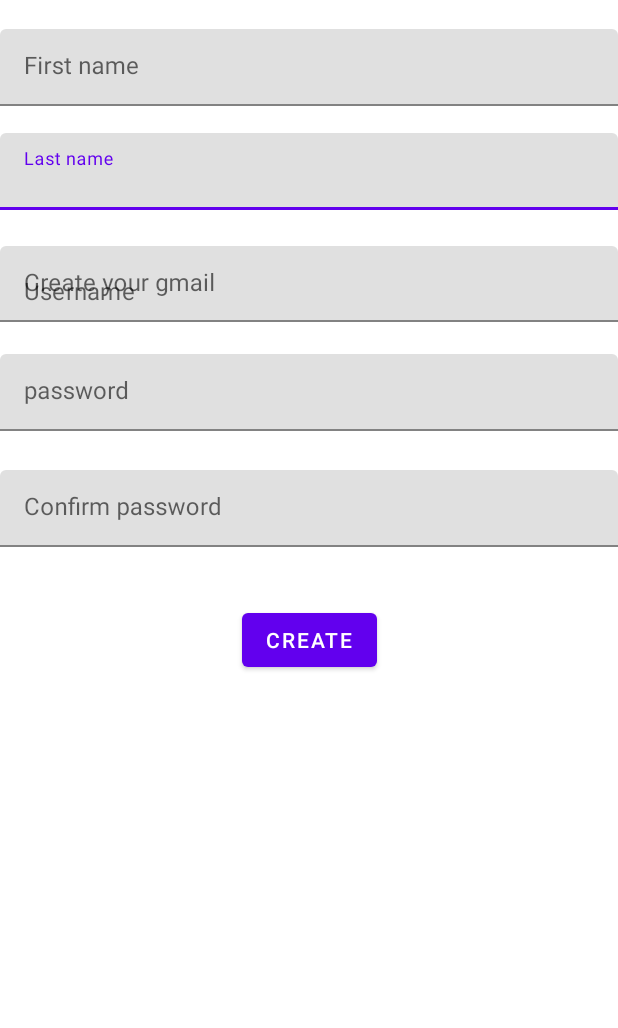
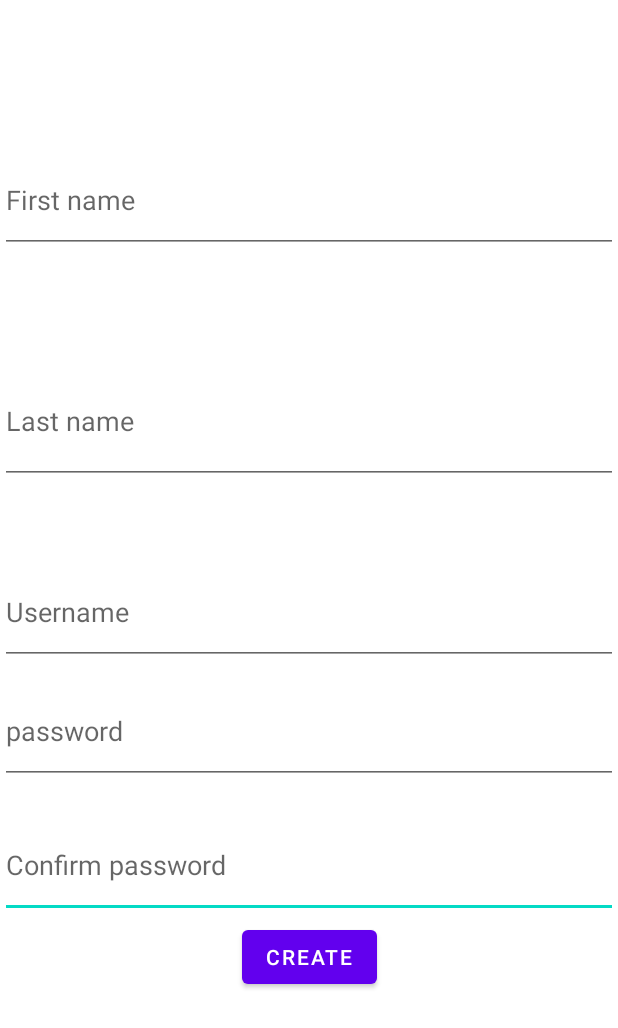
Before and after one commit to lotskiee/LoayTaskManager2, an Android app: the layout activity_sign_up.xml on its own in the app's theme, with its tools: preview values and no code run, on a phone screen of 412 x 824 dp. Shown: the top 1028 px of the screen. Run offline under Robolectric (Android 15) with nearby library versions, the light colour scheme and no system bars.

Commit message:
jhon cena

```diff
--- a/app/build.gradle
+++ b/app/build.gradle
@@ -31,6 +31,7 @@ android {
 dependencies {
 
     implementation 'androidx.appcompat:appcompat:1.3.1'
+    implementation 'com.karumi:dexter:5.0.0'
     implementation 'com.google.android.material:material:1.4.0'
     implementation 'androidx.constraintlayout:constraintlayout:2.1.1'
     implementation 'com.google.firebase:firebase-auth:21.0.1'
--- a/app/src/main/AndroidManifest.xml
+++ b/app/src/main/AndroidManifest.xml
@@ -1,6 +1,9 @@
 <?xml version="1.0" encoding="utf-8"?>
 <manifest xmlns:android="http://schemas.android.com/apk/res/android"
     package="loay.sholy.loaytaskmanager2">
+    <uses-permission android:name="android.permission.READ_EXTERNAL_STORAGE" />
+    <uses-permission android:name="android.permission.WRITE_EXTERNAL_STORAGE" />
+    <uses-permission android:name="android.permission.CAMERA" />
 
     <application
         android:allowBackup="true"
@@ -34,6 +37,8 @@
             android:name=".MainActivity"
             android:exported="true"/>
 
+
     </application>
+    <uses-permission android:name="android.permission.READ_EXTERNAL_STORAGE" />
 
 </manifest>
--- a/app/src/main/java/loay/sholy/loaytaskmanager2/Details.java
+++ b/app/src/main/java/loay/sholy/loaytaskmanager2/Details.java
@@ -29,5 +29,6 @@ public class Details extends AppCompatActivity {
         etCalcium=findViewById(R.id.etCalcium);
         etIron=findViewById(R.id.etIron);
         etName=findViewById(R.id.etName);
+
     }
 }
--- a/app/src/main/java/loay/sholy/loaytaskmanager2/Splash_Screen.java
+++ b/app/src/main/java/loay/sholy/loaytaskmanager2/Splash_Screen.java
@@ -5,6 +5,8 @@ import androidx.appcompat.app.AppCompatActivity;
 import android.content.Intent;
 import android.os.Bundle;
 import android.widget.ImageView;
+
+import com.google.firebase.auth.FirebaseAuth;
 
 public class Splash_Screen extends AppCompatActivity {
     private ImageView imgSplash;
@@ -24,7 +26,12 @@ public class Splash_Screen extends AppCompatActivity {
                 int ms =3*1000;
                 try {
                     sleep(ms);
-                    startActivity(new Intent(getApplicationContext(),Sign_up.class));// transfers from splash screen to main activity page.
+                    // فحص هل تم الدخول مسبقا
+                    FirebaseAuth auth=FirebaseAuth.getInstance();
+                    if (auth.getCurrentUser()!=null)
+                    startActivity(new Intent(getApplicationContext(),MainActivity.class));// transfers from splash screen to main activity page.
+                    else
+                        startActivity(new Intent(getApplicationContext(),Sign_in.class));
                 } catch (InterruptedException e) {
                     e.printStackTrace();
                 }
--- a/app/src/main/res/layout/activity_sign_up.xml
+++ b/app/src/main/res/layout/activity_sign_up.xml
@@ -9,19 +9,15 @@
     <com.google.android.material.textfield.TextInputLayout
         android:id="@+id/textInputLayout3"
         android:layout_width="0dp"
-        android:layout_height="0dp"
-        android:layout_marginBottom="24dp"
-        app:layout_constraintBottom_toTopOf="@+id/TextInputLayout21"
+        android:layout_height="33dp"
+        android:layout_marginTop="51dp"
+        android:layout_marginBottom="57dp"
+        app:layout_constraintBottom_toBottomOf="@+id/TextInputLayout21"
         app:layout_constraintEnd_toEndOf="parent"
         app:layout_constraintStart_toStartOf="parent"
-        app:layout_constraintTop_toBottomOf="@+id/textInputLayout4"
+        app:layout_constraintTop_toTopOf="@+id/textInputLayout4"
         tools:ignore="MissingConstraints">
 
-        <com.google.android.material.textfield.TextInputEditText
-            android:id="@+id/etLastname"
-            android:layout_width="match_parent"
-            android:layout_height="wrap_content"
-            android:hint="Last name" />
     </com.google.android.material.textfield.TextInputLayout>
 
     <com.google.android.material.textfield.TextInputLayout
@@ -29,57 +25,38 @@
         android:layout_width="0dp"
         android:layout_height="0dp"
         android:layout_marginTop="19dp"
-        android:layout_marginBottom="18dp"
-        app:layout_constraintBottom_toTopOf="@+id/textInputLayout3"
+        android:layout_marginBottom="9dp"
+        app:layout_constraintBottom_toTopOf="@+id/etFirstname"
         app:layout_constraintEnd_toEndOf="parent"
         app:layout_constraintStart_toStartOf="parent"
         app:layout_constraintTop_toTopOf="parent"
         tools:ignore="MissingConstraints">
 
-        <com.google.android.material.textfield.TextInputEditText
-            android:id="@+id/etFirstname"
-            android:layout_width="match_parent"
-            android:layout_height="wrap_content"
-            android:hint="First name" />
     </com.google.android.material.textfield.TextInputLayout>
 
     <com.google.android.material.textfield.TextInputLayout
         android:id="@+id/TextInputLayout"
         android:layout_width="0dp"
         android:layout_height="0dp"
-        android:layout_marginBottom="26dp"
-        app:layout_constraintBottom_toTopOf="@+id/TextInputEditText"
+        android:layout_marginBottom="44dp"
+        app:layout_constraintBottom_toTopOf="@+id/etGmail"
         app:layout_constraintEnd_toEndOf="parent"
         app:layout_constraintStart_toStartOf="parent"
         app:layout_constraintTop_toBottomOf="@+id/TextInputLayout21"
         tools:ignore="MissingConstraints">
-
-        <com.google.android.material.textfield.TextInputEditText
-            android:id="@+id/etPassword"
-            android:layout_width="match_parent"
-            android:layout_height="wrap_content"
-            android:hint="password"
-            android:inputType="textPassword" />
 
     </com.google.android.material.textfield.TextInputLayout>
 
     <com.google.android.material.textfield.TextInputLayout
         android:id="@+id/TextInputEditText"
         android:layout_width="0dp"
-        android:layout_height="0dp"
-        android:layout_marginBottom="38dp"
-        app:layout_constraintBottom_toTopOf="@+id/btnCreate"
+        android:layout_height="33dp"
+        app:layout_constraintBottom_toTopOf="@+id/etGmail"
         app:layout_constraintEnd_toEndOf="parent"
         app:layout_constraintStart_toStartOf="parent"
-        app:layout_constraintTop_toBottomOf="@+id/TextInputLayout"
+        app:layout_constraintTop_toTopOf="@+id/etGmail"
         tools:ignore="MissingConstraints">
 
-        <com.google.android.material.textfield.TextInputEditText
-            android:id="@+id/etConfirmpassword"
-            android:layout_width="match_parent"
-            android:layout_height="wrap_content"
-            android:hint="Confirm password"
-            android:inputType="textPassword" />
     </com.google.android.material.textfield.TextInputLayout>
 
     <com.google.android.material.textfield.TextInputLayout
@@ -91,15 +68,8 @@
         app:layout_constraintBottom_toTopOf="@+id/TextInputLayout"
         app:layout_constraintEnd_toEndOf="parent"
         app:layout_constraintStart_toStartOf="parent"
-        app:layout_constraintTop_toBottomOf="@+id/textInputLayout3"
+        app:layout_constraintTop_toBottomOf="@+id/etFirstname"
         tools:ignore="MissingConstraints">
-
-        <com.google.android.material.textfield.TextInputEditText
-            android:id="@+id/etGmail"
-            android:layout_width="match_parent"
-            android:layout_height="wrap_content"
-            android:hint="Username"
-            android:inputType="textWebEmailAddress" />
 
     </com.google.android.material.textfield.TextInputLayout>
 
@@ -107,11 +77,69 @@
         android:id="@+id/btnCreate"
         android:layout_width="wrap_content"
         android:layout_height="wrap_content"
-        android:layout_marginBottom="373dp"
+        android:layout_marginBottom="162dp"
         android:text="Create"
         app:layout_constraintBottom_toBottomOf="parent"
         app:layout_constraintEnd_toEndOf="parent"
         app:layout_constraintStart_toStartOf="parent"
-        app:layout_constraintTop_toBottomOf="@+id/TextInputEditText"
+        app:layout_constraintTop_toBottomOf="@+id/etConfirmpassword"
         tools:ignore="MissingConstraints" />
+
+    <com.google.android.material.textfield.TextInputEditText
+        android:id="@+id/etConfirmpassword"
+        android:layout_width="0dp"
+        android:layout_height="0dp"
+        android:layout_marginBottom="2dp"
+        android:hint="Confirm password"
+        android:inputType="textPassword"
+        app:layout_constraintBottom_toTopOf="@+id/btnCreate"
+        app:layout_constraintEnd_toEndOf="parent"
+        app:layout_constraintStart_toStartOf="parent"
+        app:layout_constraintTop_toBottomOf="@+id/etPassword" />
+
+    <com.google.android.material.textfield.TextInputEditText
+        android:id="@+id/etPassword"
+        android:layout_width="0dp"
+        android:layout_height="0dp"
+        android:layout_marginBottom="19dp"
+        android:hint="password"
+        android:inputType="textPassword"
+        app:layout_constraintBottom_toTopOf="@+id/etConfirmpassword"
+        app:layout_constraintEnd_toEndOf="parent"
+        app:layout_constraintStart_toStartOf="parent"
+        app:layout_constraintTop_toBottomOf="@+id/etGmail" />
+
+    <com.google.android.material.textfield.TextInputEditText
+        android:id="@+id/etGmail"
+        android:layout_width="0dp"
+        android:layout_height="0dp"
+        android:layout_marginBottom="9dp"
+        android:hint="Username"
+        android:inputType="textWebEmailAddress"
+        app:layout_constraintBottom_toTopOf="@+id/etPassword"
+        app:layout_constraintEnd_toEndOf="parent"
+        app:layout_constraintStart_toStartOf="parent"
+        app:layout_constraintTop_toBottomOf="@+id/TextInputLayout" />
+
+    <com.google.android.material.textfield.TextInputEditText
+        android:id="@+id/etLastname"
+        android:layout_width="0dp"
+        android:layout_height="83dp"
+        android:layout_marginTop="28dp"
+        android:layout_marginBottom="25dp"
+        android:hint="Last name"
+        app:layout_constraintBottom_toBottomOf="@+id/TextInputEditText"
+        app:layout_constraintEnd_toEndOf="parent"
+        app:layout_constraintStart_toStartOf="parent"
+        app:layout_constraintTop_toBottomOf="@+id/etFirstname" />
+
+    <com.google.android.material.textfield.TextInputEditText
+        android:id="@+id/etFirstname"
+        android:layout_width="0dp"
+        android:layout_height="0dp"
+        android:hint="First name"
+        app:layout_constraintBottom_toTopOf="@+id/TextInputLayout21"
+        app:layout_constraintEnd_toEndOf="parent"
+        app:layout_constraintStart_toStartOf="parent"
+        app:layout_constraintTop_toBottomOf="@+id/textInputLayout4" />
 </androidx.constraintlayout.widget.ConstraintLayout>
```
Also changed, not shown: app/src/main/java/loay/sholy/loaytaskmanager2/MainActivity.java (+53 -4 lines), app/src/main/java/loay/sholy/loaytaskmanager2/Sign_in.java (+52 -0 lines), app/src/main/res/layout/activity_main.xml (+32 -18 lines).
